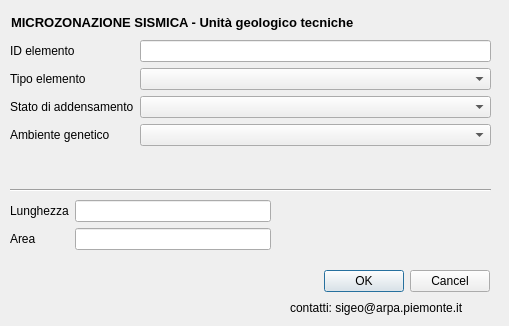
Above: GeoTec/form/geotec.ui from ivn888/mzs before the change. Below: the same form after it.
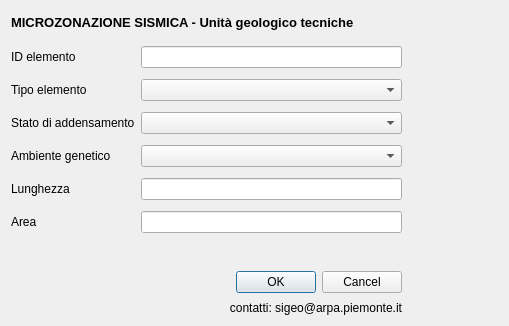
That is the form after the change. Icons and pictures are not drawn.

What changed in the file:
```diff
--- a/GeoTec/form/geotec.ui
+++ b/GeoTec/form/geotec.ui
@@ -29,7 +29,7 @@
     <rect>
      <x>11</x>
      <y>11</y>
-     <width>481</width>
+     <width>391</width>
      <height>22</height>
     </rect>
    </property>
@@ -63,30 +63,17 @@
     </item>
    </layout>
   </widget>
-  <widget class="Line" name="line">
+  <widget class="QWidget" name="">
    <property name="geometry">
     <rect>
-     <x>10</x>
-     <y>180</y>
-     <width>481</width>
-     <height>21</height>
+     <x>11</x>
+     <y>271</y>
+     <width>391</width>
+     <height>45</height>
     </rect>
    </property>
-   <property name="orientation">
-    <enum>Qt::Horizontal</enum>
-   </property>
-  </widget>
-  <widget class="QWidget" name="layoutWidget">
-   <property name="geometry">
-    <rect>
-     <x>10</x>
-     <y>270</y>
-     <width>241</width>
-     <height>41</height>
-    </rect>
-   </property>
-   <layout class="QHBoxLayout" name="horizontalLayout_2">
-    <item>
+   <layout class="QGridLayout" name="gridLayout">
+    <item row="0" column="0" rowspan="2">
      <widget class="QLabel" name="label_10">
       <property name="text">
        <string/>
@@ -96,7 +83,7 @@
       </property>
      </widget>
     </item>
-    <item>
+    <item row="0" column="1" rowspan="2">
      <widget class="QLabel" name="label_16">
       <property name="text">
        <string/>
@@ -106,19 +93,7 @@
       </property>
      </widget>
     </item>
-   </layout>
-  </widget>
-  <widget class="QWidget" name="layoutWidget">
-   <property name="geometry">
-    <rect>
-     <x>290</x>
-     <y>270</y>
-     <width>200</width>
-     <height>48</height>
-    </rect>
-   </property>
-   <layout class="QVBoxLayout" name="verticalLayout_5">
-    <item>
+    <item row="0" column="2">
      <widget class="QDialogButtonBox" name="buttonBox">
       <property name="orientation">
        <enum>Qt::Horizontal</enum>
@@ -128,11 +103,14 @@
       </property>
      </widget>
     </item>
-    <item>
+    <item row="1" column="2">
      <widget class="QLabel" name="label_17">
       <property name="text">
        <string>contatti: sigeo@arpa.piemonte.it</string>
       </property>
+      <property name="alignment">
+       <set>Qt::AlignRight|Qt::AlignTrailing|Qt::AlignVCenter</set>
+      </property>
      </widget>
     </item>
    </layout>
@@ -140,65 +118,26 @@
   <widget class="QWidget" name="">
    <property name="geometry">
     <rect>
-     <x>10</x>
-     <y>40</y>
-     <width>481</width>
-     <height>141</height>
+     <x>11</x>
+     <y>41</y>
+     <width>391</width>
+     <height>201</height>
     </rect>
    </property>
-   <layout class="QFormLayout" name="formLayout">
-    <property name="fieldGrowthPolicy">
-     <enum>QFormLayout::AllNonFixedFieldsGrow</enum>
-    </property>
-    <item row="0" column="0">
-     <widget class="QLabel" name="label_3">
-      <property name="toolTip">
-       <string/>
-      </property>
-      <property name="statusTip">
-       <string/>
-      </property>
-      <property name="whatsThis">
-       <string/>
-      </property>
-      <property name="text">
-       <string>ID elemento</string>
-      </property>
-     </widget>
-    </item>
-    <item row="0" column="1">
-     <widget class="QLineEdit" name="id_gt">
-      <property name="toolTip">
-       <string extracomment="pippo"/>
-      </property>
-      <property name="whatsThis">
-       <string/>
-      </property>
-     </widget>
-    </item>
-    <item row="1" column="0">
-     <widget class="QLabel" name="label">
-      <property name="text">
-       <string>Tipo elemento</string>
-      </property>
-     </widget>
-    </item>
-    <item row="1" column="1">
-     <widget class="QComboBox" name="tipo_gt"/>
-    </item>
-    <item row="2" column="0">
-     <widget class="QLabel" name="label_2">
-      <property name="text">
-       <string>Stato di addensamento</string>
-      </property>
-     </widget>
-    </item>
-    <item row="2" column="1">
-     <widget class="QComboBox" name="stato"/>
-    </item>
+   <layout class="QGridLayout" name="gridLayout_2">
     <item row="3" column="1">
      <widget class="QComboBox" name="gen"/>
     </item>
+    <item row="0" column="1">
+     <widget class="QLineEdit" name="id_gt">
+      <property name="toolTip">
+       <string extracomment="pippo"/>
+      </property>
+      <property name="whatsThis">
+       <string/>
+      </property>
+     </widget>
+    </item>
     <item row="3" column="0">
      <widget class="QLabel" name="label_4">
       <property name="text">
@@ -206,19 +145,63 @@
       </property>
      </widget>
     </item>
-   </layout>
-  </widget>
-  <widget class="QWidget" name="">
-   <property name="geometry">
-    <rect>
-     <x>10</x>
-     <y>200</y>
-     <width>261</width>
-     <height>56</height>
-    </rect>
-   </property>
-   <layout class="QFormLayout" name="formLayout_2">
+    <item row="2" column="1">
+     <widget class="QComboBox" name="stato"/>
+    </item>
+    <item row="2" column="0">
+     <widget class="QLabel" name="label_2">
+      <property name="text">
+       <string>Stato di addensamento</string>
+      </property>
+     </widget>
+    </item>
     <item row="0" column="0">
+     <widget class="QLabel" name="label_3">
+      <property name="toolTip">
+       <string/>
+      </property>
+      <property name="statusTip">
+       <string/>
+      </property>
+      <property name="whatsThis">
+       <string/>
+      </property>
+      <property name="text">
+       <string>ID elemento</string>
+      </property>
+     </widget>
+    </item>
+    <item row="1" column="0">
+     <widget class="QLabel" name="label">
+      <property name="text">
+       <string>Tipo elemento</string>
+      </property>
+     </widget>
+    </item>
+    <item row="1" column="1">
+     <widget class="QComboBox" name="tipo_gt"/>
+    </item>
+    <item row="4" column="1">
+     <widget class="QLineEdit" name="shape_leng">
+      <property name="toolTip">
+       <string extracomment="pippo"/>
+      </property>
+      <property name="whatsThis">
+       <string/>
+      </property>
+     </widget>
+    </item>
+    <item row="5" column="1">
+     <widget class="QLineEdit" name="shape_area">
+      <property name="toolTip">
+       <string extracomment="pippo"/>
+      </property>
+      <property name="whatsThis">
+       <string/>
+      </property>
+     </widget>
+    </item>
+    <item row="4" column="0">
      <widget class="QLabel" name="label_5">
       <property name="toolTip">
        <string/>
@@ -234,17 +217,7 @@
       </property>
      </widget>
     </item>
-    <item row="0" column="1">
-     <widget class="QLineEdit" name="shape_leng">
-      <property name="toolTip">
-       <string extracomment="pippo"/>
-      </property>
-      <property name="whatsThis">
-       <string/>
-      </property>
-     </widget>
-    </item>
-    <item row="1" column="0">
+    <item row="5" column="0">
      <widget class="QLabel" name="label_7">
       <property name="toolTip">
        <string/>
@@ -260,16 +233,6 @@
       </property>
      </widget>
     </item>
-    <item row="1" column="1">
-     <widget class="QLineEdit" name="shape_area">
-      <property name="toolTip">
-       <string extracomment="pippo"/>
-      </property>
-      <property name="whatsThis">
-       <string/>
-      </property>
-     </widget>
-    </item>
    </layout>
   </widget>
   <zorder>layoutWidget</zorder>
```
Left out of the diff: 3 changed lines with no effect on the pictures.
